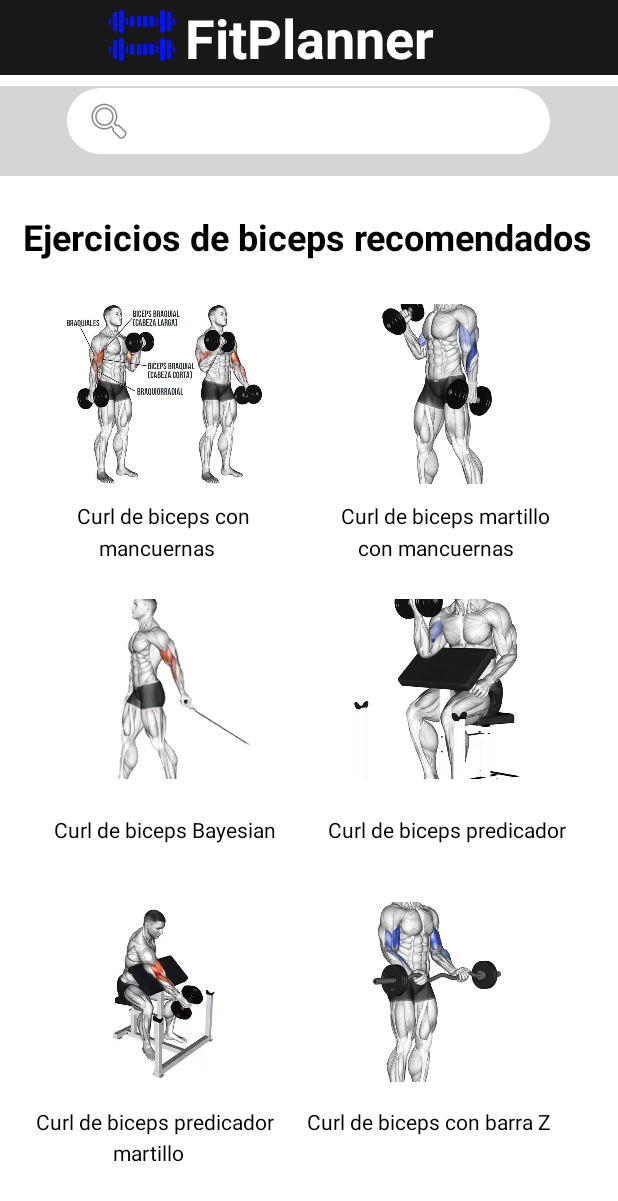
After one commit to naanita3/FitPlanner-E1, an Android app: the PantallaBiceps screen opened directly, with no data from a screen before it, on a phone screen of 412 x 824 dp. The commit adds this screen. Shown: the top 1201 px of the screen. Run offline under Robolectric (Android 15) with nearby library versions, the light colour scheme and no system bars.

Commit message:
biceps y triceps

```diff
--- a/app/src/main/AndroidManifest.xml
+++ b/app/src/main/AndroidManifest.xml
@@ -12,6 +12,12 @@
         android:supportsRtl="true"
         android:theme="@style/Theme.AppCompat.NoActionBar"
         tools:targetApi="31">
+        <activity
+            android:name=".PantallaTriceps"
+            android:exported="false" />
+        <activity
+            android:name=".PantallaBiceps"
+            android:exported="false" />
         <activity
             android:name=".PantallaBrazo"
             android:exported="false" />
--- a/app/src/main/java/com/equno/fitplanner/ExplorarEjercicios.kt
+++ b/app/src/main/java/com/equno/fitplanner/ExplorarEjercicios.kt
@@ -32,6 +32,12 @@ class ExplorarEjercicios : AppCompatActivity() {
             val intent = Intent(this, PantallaEspalda::class.java)
             startActivity(intent)
         }
+        val imgbtn3: ImageButton = findViewById(R.id.entrenamientobrazo)
+
+        imgbtn3.setOnClickListener {
+            val intent = Intent(this, PantallaBrazo::class.java)
+            startActivity(intent)
+        }
     }
 
 
--- /dev/null
+++ b/app/src/main/java/com/equno/fitplanner/PantallaBiceps.kt
@@ -0,0 +1,22 @@
+package com.equno.fitplanner
+
+import android.os.Bundle
+import androidx.activity.enableEdgeToEdge
+import androidx.appcompat.app.AppCompatActivity
+import androidx.core.view.ViewCompat
+import androidx.core.view.WindowInsetsCompat
+
+class PantallaBiceps : AppCompatActivity() {
+    override fun onCreate(savedInstanceState: Bundle?) {
+        super.onCreate(savedInstanceState)
+        enableEdgeToEdge()
+        setContentView(R.layout.activity_pantalla_biceps)
+        ViewCompat.setOnApplyWindowInsetsListener(findViewById(R.id.main)) { v, insets ->
+            val systemBars = insets.getInsets(WindowInsetsCompat.Type.systemBars())
+            v.setPadding(systemBars.left, systemBars.top, systemBars.right, systemBars.bottom)
+            insets
+        }
+
+
+    }
+}
--- a/app/src/main/res/layout/activity_explorar_ejercicios.xml
+++ b/app/src/main/res/layout/activity_explorar_ejercicios.xml
@@ -170,7 +170,7 @@
                 android:layout_marginTop="20dp">
 
                 <ImageButton
-                    android:id="@+id/EjercitandoBrazo"
+                    android:id="@+id/entrenamientobrazo"
                     android:layout_width="match_parent"
                     android:layout_height="match_parent"
                     android:background="@null"
@@ -196,7 +196,7 @@
         android:layout_marginBottom="150dp">
 
         <ImageButton
-            android:id="@+id/EjercitandoPierna"
+            android:id="@+id/entrenamientopierna"
             android:layout_width="match_parent"
             android:layout_height="match_parent"
             android:background="@null"
--- /dev/null
+++ b/app/src/main/res/layout/activity_pantalla_biceps.xml
@@ -0,0 +1,295 @@
+<?xml version="1.0" encoding="utf-8"?>
+<androidx.constraintlayout.widget.ConstraintLayout xmlns:android="http://schemas.android.com/apk/res/android"
+    xmlns:app="http://schemas.android.com/apk/res-auto"
+    xmlns:tools="http://schemas.android.com/tools"
+    android:id="@+id/main"
+    android:layout_width="match_parent"
+    android:layout_height="match_parent"
+    tools:context=".PantallaBiceps"
+    android:background="@color/white">
+    <View
+        android:id="@+id/view"
+        android:layout_width="match_parent"
+        android:layout_height="50dp"
+        android:background="#181819"
+        app:layout_constraintBottom_toBottomOf="parent"
+        app:layout_constraintEnd_toEndOf="parent"
+        app:layout_constraintHorizontal_bias="0.0"
+        app:layout_constraintStart_toStartOf="parent"
+        app:layout_constraintTop_toTopOf="parent"
+        app:layout_constraintVertical_bias="0.0" />
+
+
+    <View
+        android:id="@+id/view2"
+        android:layout_width="448dp"
+        android:layout_height="60dp"
+        android:background="#E3E3E5"
+        android:backgroundTint="#D5D5D5"
+        app:layout_constraintBottom_toBottomOf="parent"
+        app:layout_constraintEnd_toEndOf="parent"
+        app:layout_constraintHorizontal_bias="0.0"
+        app:layout_constraintStart_toStartOf="parent"
+        app:layout_constraintTop_toTopOf="parent"
+        app:layout_constraintVertical_bias="0.075" />
+
+    <TextView
+        android:id="@+id/textView33"
+        android:layout_width="wrap_content"
+        android:layout_height="wrap_content"
+        android:text="FitPlanner"
+        android:textColor="@color/white"
+        android:textSize="36sp"
+        android:textStyle="bold"
+        app:layout_constraintBottom_toBottomOf="parent"
+        app:layout_constraintEnd_toEndOf="parent"
+        app:layout_constraintStart_toStartOf="parent"
+        app:layout_constraintTop_toTopOf="parent"
+        app:layout_constraintVertical_bias="0.001" />
+
+    <ImageView
+        android:id="@+id/imageView"
+        android:layout_width="57dp"
+        android:layout_height="46dp"
+        app:tint="@color/fitplanner_icono2_background"
+        app:layout_constraintBottom_toBottomOf="parent"
+        app:layout_constraintEnd_toEndOf="parent"
+        app:layout_constraintHorizontal_bias="0.186"
+        app:layout_constraintStart_toStartOf="parent"
+        app:layout_constraintTop_toTopOf="parent"
+        app:layout_constraintVertical_bias="0.001"
+        app:srcCompat="@drawable/pesa_icono" />
+
+    <SearchView
+        android:id="@+id/searchView"
+        android:layout_width="322dp"
+        android:layout_height="44dp"
+        android:background="@drawable/color_button_logblanco"
+
+        android:searchIcon="@android:drawable/ic_menu_search"
+        app:layout_constraintBottom_toBottomOf="parent"
+        app:layout_constraintEnd_toEndOf="parent"
+        app:layout_constraintHorizontal_bias="0.494"
+        app:layout_constraintStart_toStartOf="parent"
+        app:layout_constraintTop_toTopOf="parent"
+        app:layout_constraintVertical_bias="0.075" />
+
+    <ImageButton
+        android:id="@+id/bicepsmancsupino"
+        android:layout_width="173dp"
+        android:layout_height="120dp"
+        android:background="@color/white"
+        android:scaleType="centerCrop"
+        app:layout_constraintBottom_toBottomOf="parent"
+        app:layout_constraintEnd_toEndOf="parent"
+        app:layout_constraintHorizontal_bias="0.1"
+        app:layout_constraintStart_toStartOf="parent"
+        app:layout_constraintTop_toTopOf="parent"
+        app:layout_constraintVertical_bias="0.288"
+        app:srcCompat="@drawable/bicepsmancsupino" />
+
+    <ImageButton
+        android:id="@+id/bicepsbarra"
+        android:layout_width="173dp"
+        android:layout_height="120dp"
+        android:background="@color/white"
+        android:scaleType="centerCrop"
+        app:layout_constraintBottom_toBottomOf="parent"
+        app:layout_constraintEnd_toEndOf="parent"
+        app:layout_constraintHorizontal_bias="0.857"
+        app:layout_constraintStart_toStartOf="parent"
+        app:layout_constraintTop_toTopOf="parent"
+        app:layout_constraintVertical_bias="0.854"
+        app:srcCompat="@drawable/bicepsbarra" />
+
+    <ImageButton
+        android:id="@+id/bicepspredicador"
+        android:layout_width="173dp"
+        android:layout_height="120dp"
+        android:background="@color/white"
+        android:scaleType="centerCrop"
+        app:layout_constraintBottom_toBottomOf="parent"
+        app:layout_constraintEnd_toEndOf="parent"
+        app:layout_constraintHorizontal_bias="0.857"
+        app:layout_constraintStart_toStartOf="parent"
+        app:layout_constraintTop_toTopOf="parent"
+        app:layout_constraintVertical_bias="0.567"
+        app:srcCompat="@drawable/bicepspredicador" />
+
+    <ImageButton
+        android:id="@+id/bicepsbayesian"
+        android:layout_width="173dp"
+        android:layout_height="120dp"
+        android:background="@color/white"
+        android:scaleType="centerCrop"
+        app:layout_constraintBottom_toBottomOf="parent"
+        app:layout_constraintEnd_toEndOf="parent"
+        app:layout_constraintHorizontal_bias="0.1"
+        app:layout_constraintStart_toStartOf="parent"
+        app:layout_constraintTop_toTopOf="parent"
+        app:layout_constraintVertical_bias="0.567"
+        app:srcCompat="@drawable/bicepsbayesian" />
+
+    <ImageButton
+        android:id="@+id/bicepspredmartillo"
+        android:layout_width="173dp"
+        android:layout_height="120dp"
+        android:background="@color/white"
+        android:scaleType="centerCrop"
+        app:layout_constraintBottom_toBottomOf="parent"
+        app:layout_constraintEnd_toEndOf="parent"
+        app:layout_constraintHorizontal_bias="0.1"
+        app:layout_constraintStart_toStartOf="parent"
+        app:layout_constraintTop_toTopOf="parent"
+        app:layout_constraintVertical_bias="0.854"
+        app:srcCompat="@drawable/bicepspredmartillo" />
+
+    <ImageButton
+        android:id="@+id/bicepsmartillo"
+        android:layout_width="173dp"
+        android:layout_height="120dp"
+        android:background="@color/white"
+        android:scaleType="centerCrop"
+        app:layout_constraintBottom_toBottomOf="parent"
+        app:layout_constraintEnd_toEndOf="parent"
+        app:layout_constraintHorizontal_bias="0.857"
+        app:layout_constraintStart_toStartOf="parent"
+        app:layout_constraintTop_toTopOf="parent"
+        app:layout_constraintVertical_bias="0.288"
+        app:srcCompat="@drawable/bicepsmartillo" />
+
+    <TextView
+        android:id="@+id/textView2"
+        android:layout_width="wrap_content"
+        android:layout_height="wrap_content"
+        android:text="Curl de biceps con barra Z"
+        android:textColor="@color/black"
+        app:layout_constraintBottom_toBottomOf="parent"
+        app:layout_constraintEnd_toEndOf="parent"
+        app:layout_constraintHorizontal_bias="0.821"
+        app:layout_constraintStart_toStartOf="parent"
+        app:layout_constraintTop_toTopOf="parent"
+        app:layout_constraintVertical_bias="0.917" />
+
+    <TextView
+        android:id="@+id/textView3"
+        android:layout_width="wrap_content"
+        android:layout_height="wrap_content"
+        android:text="Curl de biceps predicador"
+        android:textColor="@color/black"
+        app:layout_constraintBottom_toBottomOf="parent"
+        app:layout_constraintEnd_toEndOf="parent"
+        app:layout_constraintHorizontal_bias="0.095"
+        app:layout_constraintStart_toStartOf="parent"
+        app:layout_constraintTop_toTopOf="parent"
+        app:layout_constraintVertical_bias="0.917" />
+
+    <TextView
+        android:id="@+id/textView11"
+        android:layout_width="wrap_content"
+        android:layout_height="wrap_content"
+        android:text="martillo"
+        android:textColor="@color/black"
+        app:layout_constraintBottom_toBottomOf="parent"
+        app:layout_constraintEnd_toEndOf="parent"
+        app:layout_constraintHorizontal_bias="0.206"
+        app:layout_constraintStart_toStartOf="parent"
+        app:layout_constraintTop_toTopOf="parent"
+        app:layout_constraintVertical_bias="0.943" />
+
+    <TextView
+        android:id="@+id/textView4"
+        android:layout_width="wrap_content"
+        android:layout_height="wrap_content"
+        android:text="Curl de biceps predicador"
+        android:textColor="@color/black"
+        app:layout_constraintBottom_toBottomOf="parent"
+        app:layout_constraintEnd_toEndOf="parent"
+        app:layout_constraintHorizontal_bias="0.864"
+        app:layout_constraintStart_toStartOf="parent"
+        app:layout_constraintTop_toTopOf="parent"
+        app:layout_constraintVertical_bias="0.675" />
+
+    <TextView
+        android:id="@+id/textView5"
+        android:layout_width="wrap_content"
+        android:layout_height="wrap_content"
+        android:text="Curl de biceps Bayesian"
+        android:textColor="@color/black"
+        app:layout_constraintBottom_toBottomOf="parent"
+        app:layout_constraintEnd_toEndOf="parent"
+        app:layout_constraintHorizontal_bias="0.137"
+        app:layout_constraintStart_toStartOf="parent"
+        app:layout_constraintTop_toTopOf="parent"
+        app:layout_constraintVertical_bias="0.675" />
+
+    <TextView
+        android:id="@+id/textView6"
+        android:layout_width="wrap_content"
+        android:layout_height="wrap_content"
+        android:text="Curl de biceps martillo"
+        android:textColor="@color/black"
+        app:layout_constraintBottom_toBottomOf="parent"
+        app:layout_constraintEnd_toEndOf="parent"
+        app:layout_constraintHorizontal_bias="0.833"
+        app:layout_constraintStart_toStartOf="parent"
+        app:layout_constraintTop_toTopOf="parent"
+        app:layout_constraintVertical_bias="0.415" />
+
+    <TextView
+        android:id="@+id/textView8"
+        android:layout_width="wrap_content"
+        android:layout_height="wrap_content"
+        android:text="Ejercicios de biceps recomendados"
+        android:textColor="@color/black"
+        android:textSize="24sp"
+        android:textStyle="bold"
+        android:typeface="normal"
+        app:layout_constraintBottom_toBottomOf="parent"
+        app:layout_constraintEnd_toEndOf="parent"
+        app:layout_constraintHorizontal_bias="0.478"
+        app:layout_constraintStart_toStartOf="parent"
+        app:layout_constraintTop_toTopOf="parent"
+        app:layout_constraintVertical_bias="0.179" />
+
+    <TextView
+        android:id="@+id/textView9"
+        android:layout_width="wrap_content"
+        android:layout_height="wrap_content"
+        android:text="mancuernas"
+        android:textColor="@color/black"
+        app:layout_constraintBottom_toBottomOf="parent"
+        app:layout_constraintEnd_toEndOf="parent"
+        app:layout_constraintHorizontal_bias="0.197"
+        app:layout_constraintStart_toStartOf="parent"
+        app:layout_constraintTop_toTopOf="parent"
+        app:layout_constraintVertical_bias="0.442" />
+
+    <TextView
+        android:id="@+id/textView10"
+        android:layout_width="wrap_content"
+        android:layout_height="wrap_content"
+        android:text="con mancuernas"
+        android:textColor="@color/black"
+        app:layout_constraintBottom_toBottomOf="parent"
+        app:layout_constraintEnd_toEndOf="parent"
+        app:layout_constraintHorizontal_bias="0.775"
+        app:layout_constraintStart_toStartOf="parent"
+        app:layout_constraintTop_toTopOf="parent"
+        app:layout_constraintVertical_bias="0.442" />
+
+    <TextView
+        android:id="@+id/textView1"
+        android:layout_width="wrap_content"
+        android:layout_height="wrap_content"
+        android:text="Curl de biceps con "
+        android:textColor="@color/black"
+        app:layout_constraintBottom_toBottomOf="parent"
+        app:layout_constraintEnd_toEndOf="parent"
+        app:layout_constraintHorizontal_bias="0.174"
+        app:layout_constraintStart_toStartOf="parent"
+        app:layout_constraintTop_toTopOf="parent"
+        app:layout_constraintVertical_bias="0.415" />
+
+
+</androidx.constraintlayout.widget.ConstraintLayout>
```
Also changed, not shown: app/src/main/java/com/equno/fitplanner/PantallaTriceps.kt (added, +20 -0 lines), app/src/main/res/layout/activity_pantalla_triceps.xml (added, +283 -0 lines), app/src/main/res/drawable/bicepsbarra.png (added), app/src/main/res/drawable/bicepsbayesian.png (added), app/src/main/res/drawable/bicepsmancsupino.png (added), app/src/main/res/drawable/bicepsmartillo.png (added), app/src/main/res/drawable/bicepspredicador.png (added), app/src/main/res/drawable/bicepspredmartillo.png (added), app/src/main/res/drawable/tricepscopa.png (added), app/src/main/res/drawable/tricepsdips.png (added), app/src/main/res/drawable/tricepsjmpress.png (added), app/src/main/res/drawable/tricepspoleaalte.png (added), app/src/main/res/drawable/tricepspoleabaja.png (added), app/src/main/res/drawable/tricepsskull.png (added).
